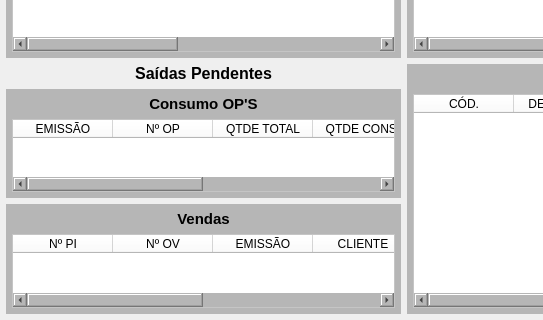
This is forms/tela_pcp_produto.ui in Azevedo84/erp_suzuki as Qt 5 draws it before an edit; both pictures show x 0 to 543 and y 400 to 720 of the 1100 by 720 pixel window. The edited form follows.
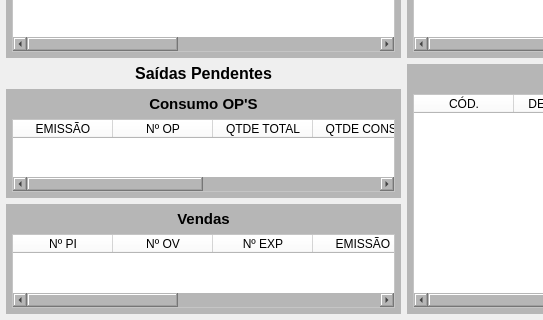
This is the edited form.

Diff of the .ui file:
```diff
--- a/forms/tela_pcp_produto.ui
+++ b/forms/tela_pcp_produto.ui
@@ -1770,6 +1770,11 @@
                        <string>Nº OV</string>
                       </property>
                      </column>
+                     <column>
+                      <property name="text">
+                       <string>Nº EXP</string>
+                      </property>
+                     </column>
                      <column>
                       <property name="text">
                        <string>EMISSÃO</string>
```
